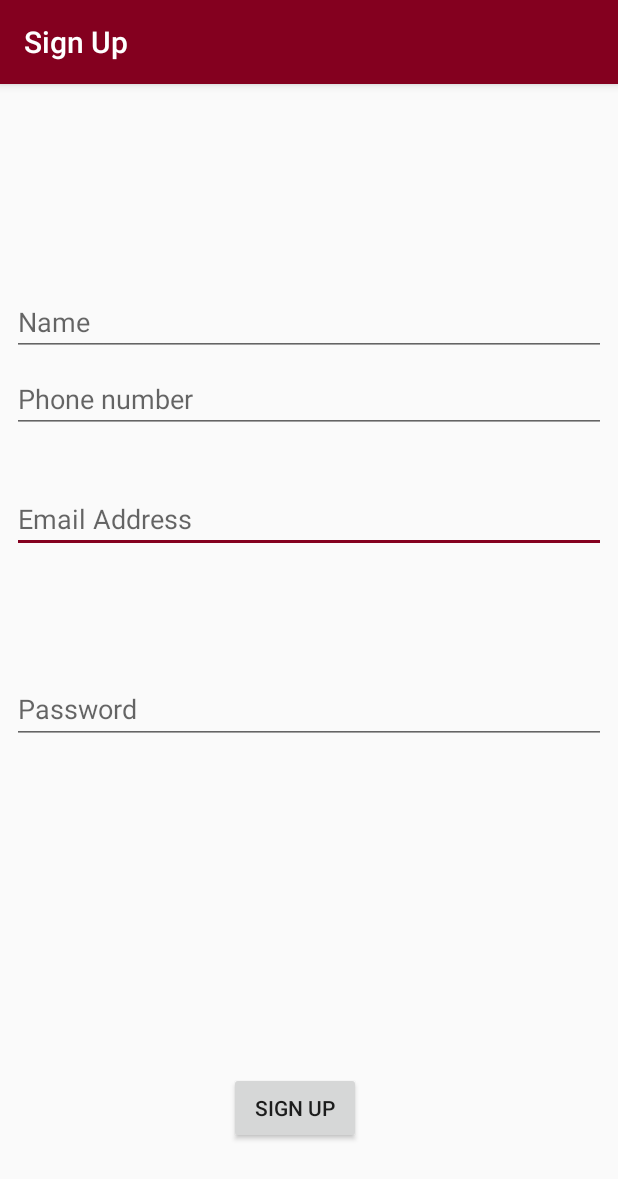
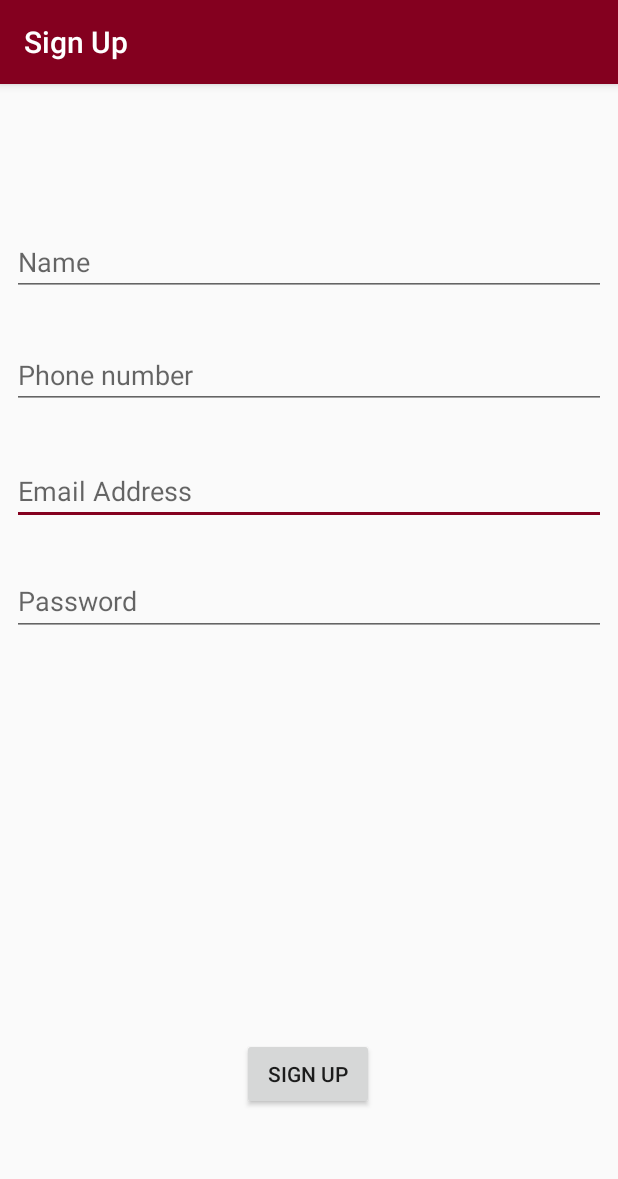
Before and after one commit to shavaizknz98/AUSCarpoolingV2, an Android app: the SignUpActivity screen opened directly, with no data from a screen before it, on a phone screen of 412 x 824 dp. Shown: the top 1179 px of the screen. Run offline under Robolectric (Android 15) with nearby library versions, the phone set to English and light mode, and no system bars; our stand-ins replace Firebase (no records; nobody signed in at launch, a user with empty details on screens opened directly).

Commit message:
TODO: Update UI FIx Screens/Layouts

```diff
--- a/App/app/src/main/res/layout/activity_sign_up.xml
+++ b/App/app/src/main/res/layout/activity_sign_up.xml
@@ -11,62 +11,56 @@
         android:layout_width="match_parent"
         android:layout_height="wrap_content"
         android:layout_marginStart="8dp"
-        android:layout_marginTop="8dp"
+        android:layout_marginTop="32dp"
         android:layout_marginEnd="8dp"
-        android:layout_marginBottom="8dp"
         android:ems="10"
         android:hint="Email Address"
         android:inputType="textEmailAddress"
-        app:layout_constraintBottom_toTopOf="@+id/signUpPassword"
         app:layout_constraintEnd_toEndOf="parent"
-        app:layout_constraintHorizontal_bias="0.0"
+        app:layout_constraintHorizontal_bias="1.0"
         app:layout_constraintStart_toStartOf="parent"
-        app:layout_constraintTop_toBottomOf="@+id/signUpPhone"
-        app:layout_constraintVertical_bias="0.265" />
+        app:layout_constraintTop_toBottomOf="@+id/signUpPhone" />
 
     <EditText
         android:id="@+id/signUpPassword"
         android:layout_width="match_parent"
         android:layout_height="46dp"
         android:layout_marginStart="8dp"
+        android:layout_marginTop="28dp"
         android:layout_marginEnd="8dp"
-        android:layout_marginBottom="328dp"
         android:ems="10"
         android:hint="Password"
         android:inputType="textPassword"
-        app:layout_constraintBottom_toBottomOf="parent"
         app:layout_constraintEnd_toEndOf="parent"
         app:layout_constraintHorizontal_bias="0.0"
-        app:layout_constraintStart_toStartOf="parent" />
+        app:layout_constraintStart_toStartOf="parent"
+        app:layout_constraintTop_toBottomOf="@+id/signUpEmail" />
 
     <Button
         android:id="@+id/signUpUser"
         android:layout_width="wrap_content"
         android:layout_height="wrap_content"
         android:layout_marginStart="8dp"
-        android:layout_marginTop="8dp"
         android:layout_marginEnd="8dp"
-        android:layout_marginBottom="8dp"
+        android:layout_marginBottom="84dp"
         android:text="Sign up"
         app:layout_constraintBottom_toBottomOf="parent"
         app:layout_constraintEnd_toEndOf="parent"
-        app:layout_constraintHorizontal_bias="0.469"
-        app:layout_constraintStart_toStartOf="parent"
-        app:layout_constraintTop_toBottomOf="@+id/signUpPassword"
-        app:layout_constraintVertical_bias="0.797" />
+        app:layout_constraintHorizontal_bias="0.498"
+        app:layout_constraintStart_toStartOf="parent" />
 
     <EditText
         android:id="@+id/signUpName"
         android:layout_width="match_parent"
         android:layout_height="wrap_content"
         android:layout_marginStart="8dp"
-        android:layout_marginTop="136dp"
+        android:layout_marginTop="96dp"
         android:layout_marginEnd="8dp"
         android:ems="10"
         android:hint="Name"
         android:inputType="textPersonName"
         app:layout_constraintEnd_toEndOf="parent"
-        app:layout_constraintHorizontal_bias="0.0"
+        app:layout_constraintHorizontal_bias="1.0"
         app:layout_constraintStart_toStartOf="parent"
         app:layout_constraintTop_toTopOf="parent" />
 
@@ -75,13 +69,13 @@
         android:layout_width="match_parent"
         android:layout_height="43dp"
         android:layout_marginStart="8dp"
-        android:layout_marginTop="8dp"
+        android:layout_marginTop="32dp"
         android:layout_marginEnd="8dp"
         android:ems="10"
         android:hint="Phone number"
         android:inputType="phone"
         app:layout_constraintEnd_toEndOf="parent"
-        app:layout_constraintHorizontal_bias="0.0"
+        app:layout_constraintHorizontal_bias="1.0"
         app:layout_constraintStart_toStartOf="parent"
         app:layout_constraintTop_toBottomOf="@+id/signUpName" />
 
```
Also changed, not shown: App/app/src/main/res/layout/activity_main.xml (+14 -16 lines), 1 other file.
